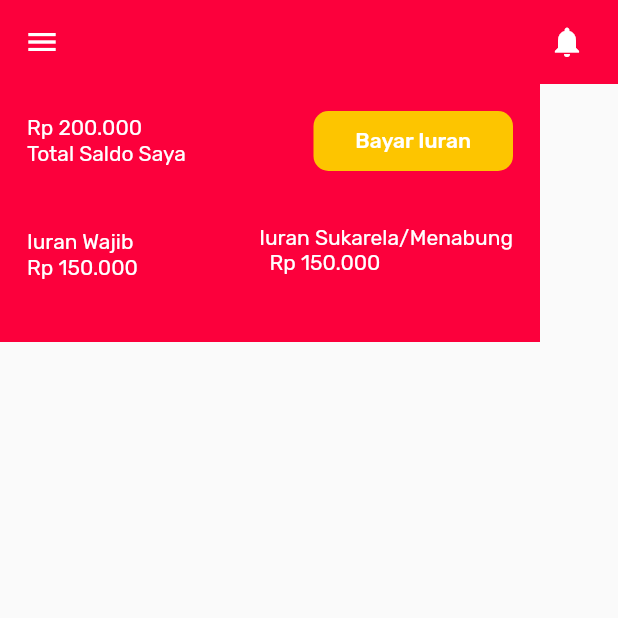
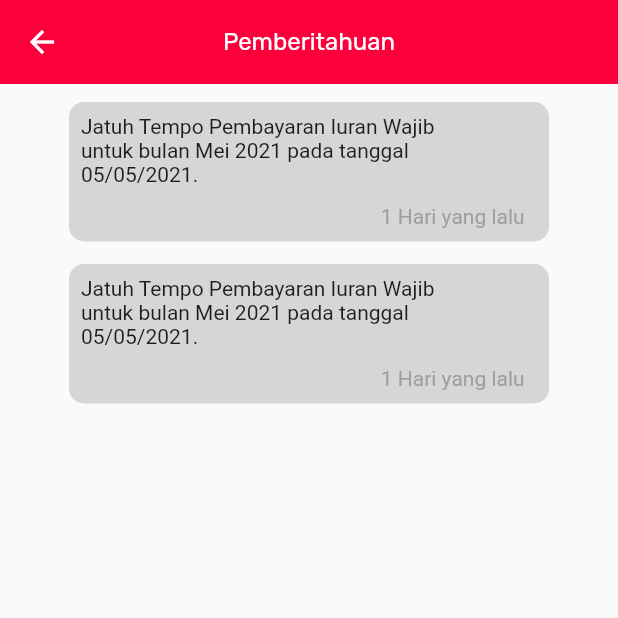
Before and after one commit to f0ursecond/clean_architecture, a Flutter app: the homePage screen opened directly, after a tap on the "notifications" icon, on a phone screen of 412 x 824 dp, the top half of it. Run offline on Flutter 3.47's test engine with Material 2 defaults, Android fonts, the phone set to English and light mode, and no system bars; our stand-ins replace google_fonts.

Commit message:
add notifpage & historytrx

```diff
--- /dev/null
+++ b/lib/page/historytrx/historytrx.dart
@@ -0,0 +1,23 @@
+import 'package:clean_architecture/widget_global/app_bar.dart';
+import 'package:flutter/material.dart';
+import 'package:flutter/src/widgets/container.dart';
+import 'package:flutter/src/widgets/framework.dart';
+
+class HistoryTrx extends StatefulWidget {
+  const HistoryTrx({super.key});
+
+  @override
+  State<HistoryTrx> createState() => _HistoryTrxState();
+}
+
+class _HistoryTrxState extends State<HistoryTrx> {
+  @override
+  Widget build(BuildContext context) {
+    return Scaffold(
+      appBar: PreferredSize(
+        child: appBar("Riwayat Transaksi"),
+        preferredSize: const Size.fromHeight(56),
+      ),
+    );
+  }
+}
--- a/lib/page/homepage/homepage.dart
+++ b/lib/page/homepage/homepage.dart
@@ -1,4 +1,5 @@
 import 'package:clean_architecture/constant.dart';
+import 'package:clean_architecture/page/notifpage/notifpage.dart';
 import 'package:flutter/material.dart';
 import 'package:google_fonts/google_fonts.dart';
 
@@ -19,9 +20,16 @@ class _homePageState extends State<homePage> {
         leading: const Icon(Icons.menu),
         actions: [
           Padding(
-            padding: EdgeInsets.symmetric(horizontal: 10),
+            padding: const EdgeInsets.symmetric(horizontal: 10),
             child: IconButton(
-              onPressed: () {},
+              onPressed: () {
+                Navigator.push(
+                  context,
+                  MaterialPageRoute(
+                    builder: (context) => notifPage(),
+                  ),
+                );
+              },
               icon: const Icon(Icons.notifications),
             ),
           ),
--- /dev/null
+++ b/lib/page/notifpage/alert.dart
@@ -0,0 +1,59 @@
+import 'dart:ui';
+
+import 'package:flutter/material.dart';
+
+class AlertContainer extends StatelessWidget {
+  const AlertContainer({
+    Key? key,
+  }) : super(key: key);
+
+  @override
+  Widget build(BuildContext context) {
+    return const njirContainer();
+  }
+}
+
+class njirContainer extends StatelessWidget {
+  const njirContainer({
+    Key? key,
+  }) : super(key: key);
+
+  @override
+  Widget build(BuildContext context) {
+    return Container(
+      decoration: BoxDecoration(
+          color: Colors.grey[350], borderRadius: BorderRadius.circular(10)),
+      width: 320,
+      height: 93,
+      child: Row(
+        children: [
+          Column(
+            children: [
+              Padding(
+                padding: const EdgeInsets.all(8.0),
+                child: Row(
+                  children: [
+                    Column(
+                      children: [
+                        const Text(
+                            'Jatuh Tempo Pembayaran Iuran Wajib\nuntuk bulan Mei 2021 pada tanggal\n05/05/2021.'),
+                        const SizedBox(height: 12),
+                        Transform(
+                          transform: Matrix4.translationValues(130, 0, 0),
+                          child: const Text(
+                            '1 Hari yang lalu',
+                            style: TextStyle(color: Colors.grey),
+                          ),
+                        ),
+                      ],
+                    ),
+                  ],
+                ),
+              )
+            ],
+          )
+        ],
+      ),
+    );
+  }
+}
--- /dev/null
+++ b/lib/page/notifpage/notifpage.dart
@@ -0,0 +1,39 @@
+import 'package:clean_architecture/page/notifpage/alert.dart';
+import 'package:clean_architecture/widget_global/app_bar.dart';
+import 'package:flutter/material.dart';
+
+class notifPage extends StatefulWidget {
+  const notifPage({super.key});
+
+  @override
+  State<notifPage> createState() => _notifPageState();
+}
+
+class _notifPageState extends State<notifPage> {
+  @override
+  Widget build(BuildContext context) {
+    return Scaffold(
+      appBar: PreferredSize(
+        child: appBar("Pemberitahuan"),
+        preferredSize: const Size.fromHeight(56),
+      ),
+      body: Row(
+        mainAxisAlignment: MainAxisAlignment.center,
+        children: [
+          Padding(
+            padding: EdgeInsets.all(12.0),
+            child: Column(
+              children: const [
+                AlertContainer(),
+                SizedBox(
+                  height: 15,
+                ),
+                AlertContainer()
+              ],
+            ),
+          )
+        ],
+      ),
+    );
+  }
+}
--- /dev/null
+++ b/lib/widget_global/app_bar.dart
@@ -0,0 +1,20 @@
+import 'package:clean_architecture/constant.dart';
+import 'package:flutter/material.dart';
+
+import 'package:google_fonts/google_fonts.dart';
+
+Widget appBar(String text) {
+  return AppBar(
+    elevation: 0,
+    backgroundColor: kPrimaryColor,
+    title: Text(
+      text,
+      style: GoogleFonts.rubik(
+        color: Colors.white,
+        fontWeight: FontWeight.w400,
+        fontSize: 16,
+      ),
+    ),
+    centerTitle: true,
+  );
+}
```
